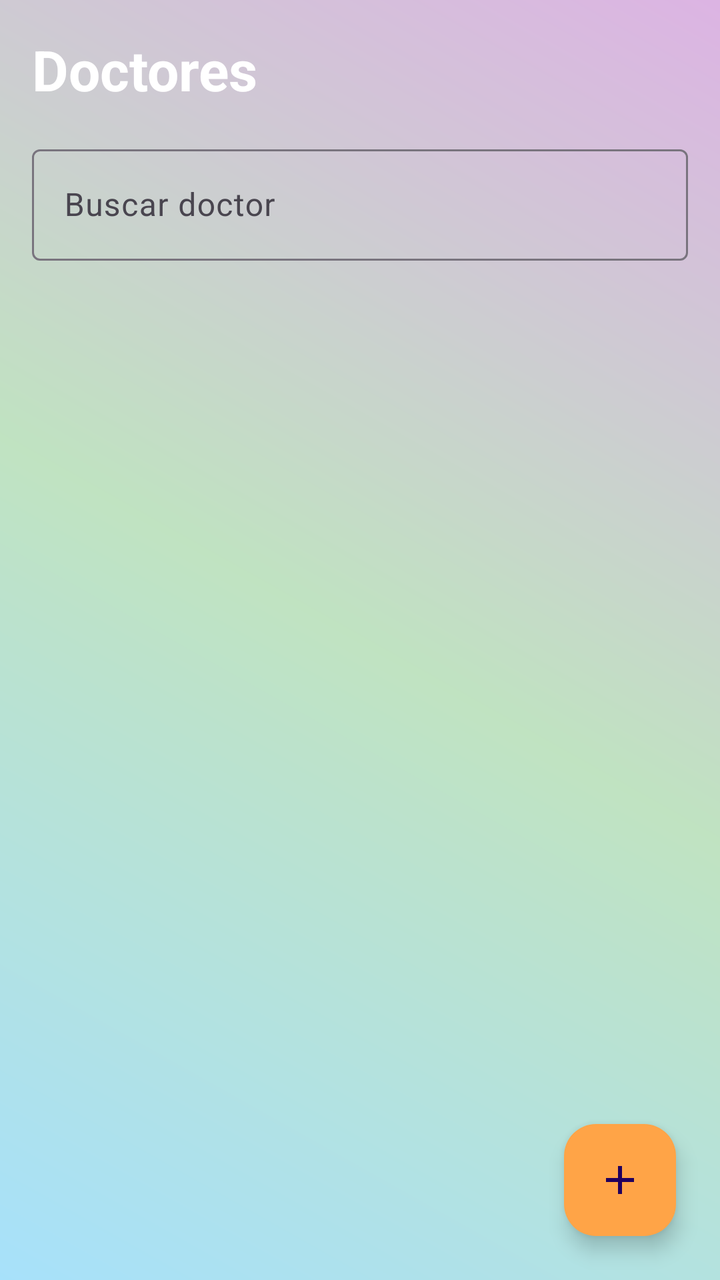
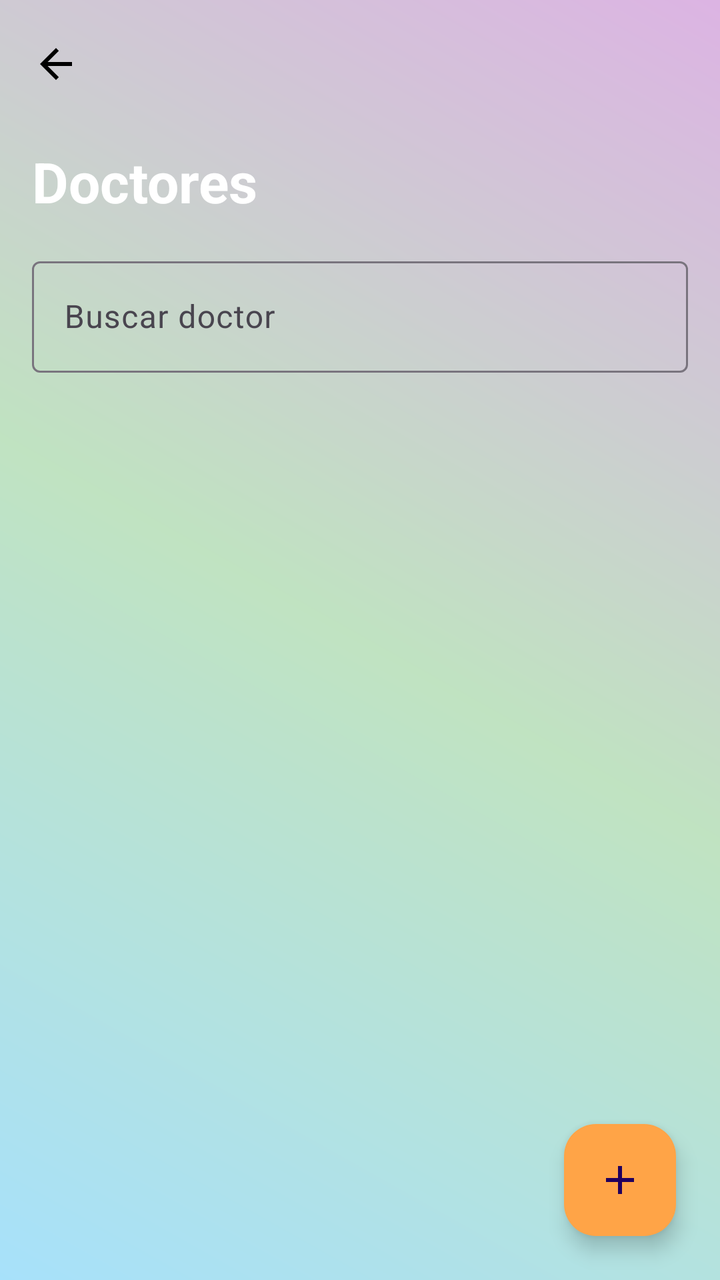

Before-and-after screenshots of an Android layout around one commit, followed by the original layout XML and the change that was made.
<!-- AndroidManifest.xml: application theme Theme.AppMedicosCarlos -->
<!-- res/layout/activity_lista_doctor.xml -->
<?xml version="1.0" encoding="utf-8"?>
<androidx.coordinatorlayout.widget.CoordinatorLayout
    xmlns:android="http://schemas.android.com/apk/res/android"
    xmlns:app="http://schemas.android.com/apk/res-auto"
    android:layout_width="match_parent"
    android:layout_height="match_parent"
    android:background="@drawable/bg_gradient_colorful">

    <LinearLayout
        android:orientation="vertical"
        android:padding="16dp"
        android:layout_width="match_parent"
        android:layout_height="match_parent">

        
        <TextView
            android:id="@+id/tvTituloDoctores"
            android:layout_width="match_parent"
            android:layout_height="wrap_content"
            android:text="Doctores"
            android:textSize="28sp"
            android:textStyle="bold"
            android:textColor="@android:color/white"/>

        
        <com.google.android.material.textfield.TextInputLayout
            android:id="@+id/tilBuscarDoctor"
            android:layout_width="match_parent"
            android:layout_height="wrap_content"
            android:layout_marginTop="16dp"
            android:hint="Buscar doctor">

            <com.google.android.material.textfield.TextInputEditText
                android:id="@+id/etBuscarDoctor"
                android:layout_width="match_parent"
                android:layout_height="wrap_content"
                android:inputType="text"/>
        </com.google.android.material.textfield.TextInputLayout>

        
        <androidx.recyclerview.widget.RecyclerView
            android:id="@+id/rvDoctores"
            android:layout_width="match_parent"
            android:layout_height="0dp"
            android:layout_weight="1"
            android:layout_marginTop="12dp"
            android:clipToPadding="false"/>
    </LinearLayout>

    
    <com.google.android.material.floatingactionbutton.FloatingActionButton
        android:id="@+id/fabNuevoDoctor"
        android:layout_width="wrap_content"
        android:layout_height="wrap_content"
        android:src="@drawable/ic_add"
        android:tint="@android:color/white"
        android:contentDescription="Añadir doctor"
        app:backgroundTint="@color/card_orange"
        app:layout_anchorGravity="bottom|end"
        android:layout_margin="22dp"
        app:layout_anchor="@id/rvDoctores"/>

</androidx.coordinatorlayout.widget.CoordinatorLayout>
<!-- resources referenced by this layout -->
<resources>
  <color name="card_orange">#FFA447</color>
  <!-- drawable bg_gradient_colorful (drawable) -->
  <?xml version="1.0" encoding="utf-8"?>
  <layer-list xmlns:android="http://schemas.android.com/apk/res/android">
  
      
      <item>
          <shape android:shape="rectangle">
              <gradient
                  android:startColor="#4FC3F7"
              android:centerColor="#81C784"
              android:endColor="#BA68C8"
              android:angle="45"/>
          </shape>
      </item>
  
      
      <item>
          <shape android:shape="rectangle">
              <solid android:color="#80FFFFFF"/> 
          </shape>
      </item>
  
  </layer-list>
  <!-- drawable ic_add (drawable) -->
  <vector xmlns:android="http://schemas.android.com/apk/res/android"
      android:width="24dp"
      android:height="24dp"
      android:viewportWidth="24"
      android:viewportHeight="24"
      android:tint="?attr/colorOnSurface">
      <path
          android:fillColor="@android:color/white"
          android:pathData="M19,13h-6v6h-2v-6H5v-2h6V5h2v6h6v2z"/>
  </vector>
  <style name="Theme.AppMedicosCarlos" parent="Base.Theme.AppMedicosCarlos" />
  <style name="Base.Theme.AppMedicosCarlos" parent="Theme.Material3.DayNight.NoActionBar">
          
          
      </style>
</resources>

<!-- the commit's change to res/layout/activity_lista_doctor.xml (unified diff, before → after) -->
@@ -6,13 +6,20 @@
     android:layout_height="match_parent"
     android:background="@drawable/bg_gradient_colorful">
 
+    <com.google.android.material.appbar.MaterialToolbar
+        android:id="@+id/topAppBar"
+        android:layout_width="match_parent"
+        android:layout_height="wrap_content"
+        android:background="@android:color/transparent"
+        app:navigationIcon="@drawable/ic_arrow_back" />
+
     <LinearLayout
         android:orientation="vertical"
         android:padding="16dp"
         android:layout_width="match_parent"
-        android:layout_height="match_parent">
+        android:layout_height="match_parent"
+        android:layout_marginTop="56dp">
 
-        
         <TextView
             android:id="@+id/tvTituloDoctores"
             android:layout_width="match_parent"
@@ -22,7 +29,6 @@
             android:textStyle="bold"
             android:textColor="@android:color/white"/>
 
-        
         <com.google.android.material.textfield.TextInputLayout
             android:id="@+id/tilBuscarDoctor"
             android:layout_width="match_parent"
@@ -37,7 +43,6 @@
                 android:inputType="text"/>
         </com.google.android.material.textfield.TextInputLayout>
 
-        
         <androidx.recyclerview.widget.RecyclerView
             android:id="@+id/rvDoctores"
             android:layout_width="match_parent"
@@ -47,7 +52,6 @@
             android:clipToPadding="false"/>
     </LinearLayout>
 
-    
     <com.google.android.material.floatingactionbutton.FloatingActionButton
         android:id="@+id/fabNuevoDoctor"
         android:layout_width="wrap_content"
<!-- resource entries referenced after the edit -->
@@ -35,6 +35,17 @@
           android:fillColor="@android:color/white"
           android:pathData="M19,13h-6v6h-2v-6H5v-2h6V5h2v6h6v2z"/>
   </vector>
+  <!-- drawable ic_arrow_back (drawable) -->
+  <vector xmlns:android="http://schemas.android.com/apk/res/android"
+      android:width="24dp"
+      android:height="24dp"
+      android:viewportWidth="24"
+      android:viewportHeight="24">
+  
+      <path
+          android:fillColor="@android:color/black"
+          android:pathData="M20,11H7.83l5.59,-5.59L12,4l-8,8 8,8 1.41,-1.41L7.83,13H20v-2z"/>
+  </vector>
   <style name="Theme.AppMedicosCarlos" parent="Base.Theme.AppMedicosCarlos" />
   <style name="Base.Theme.AppMedicosCarlos" parent="Theme.Material3.DayNight.NoActionBar">
           
